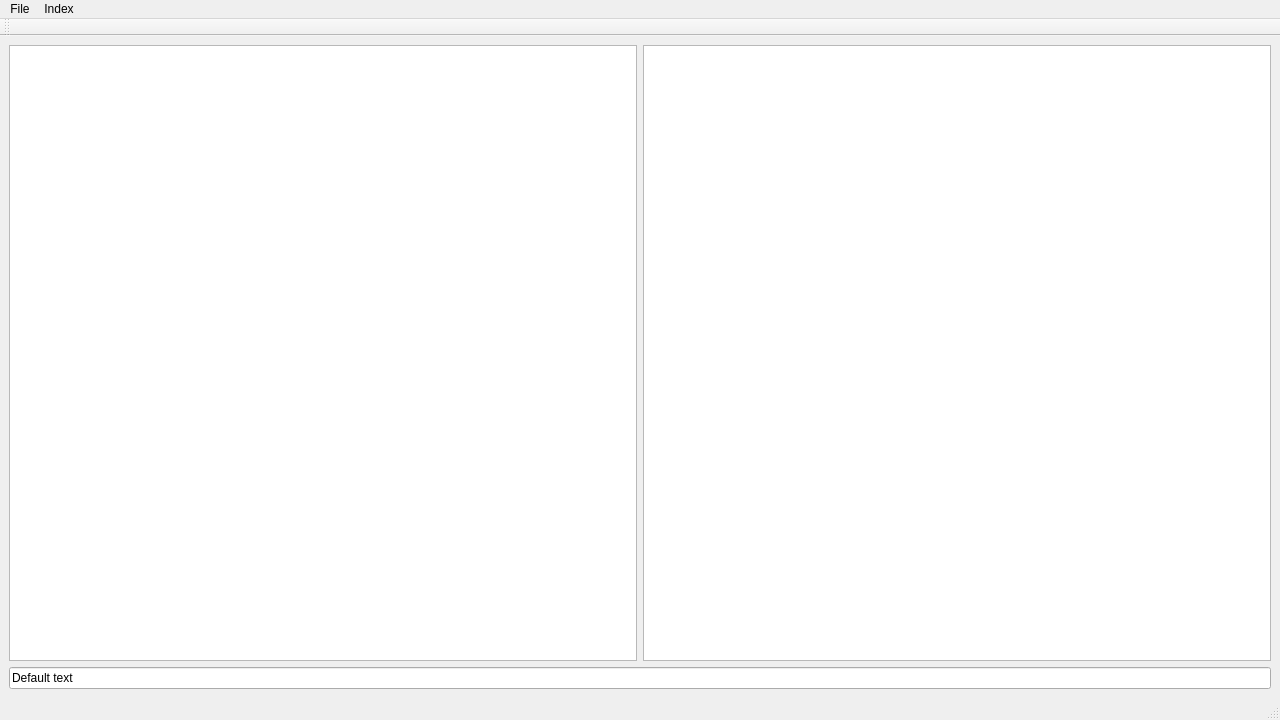
Roflincopter/dmp, file dmp-client/dmp_client_gui.ui: the form before one commit.
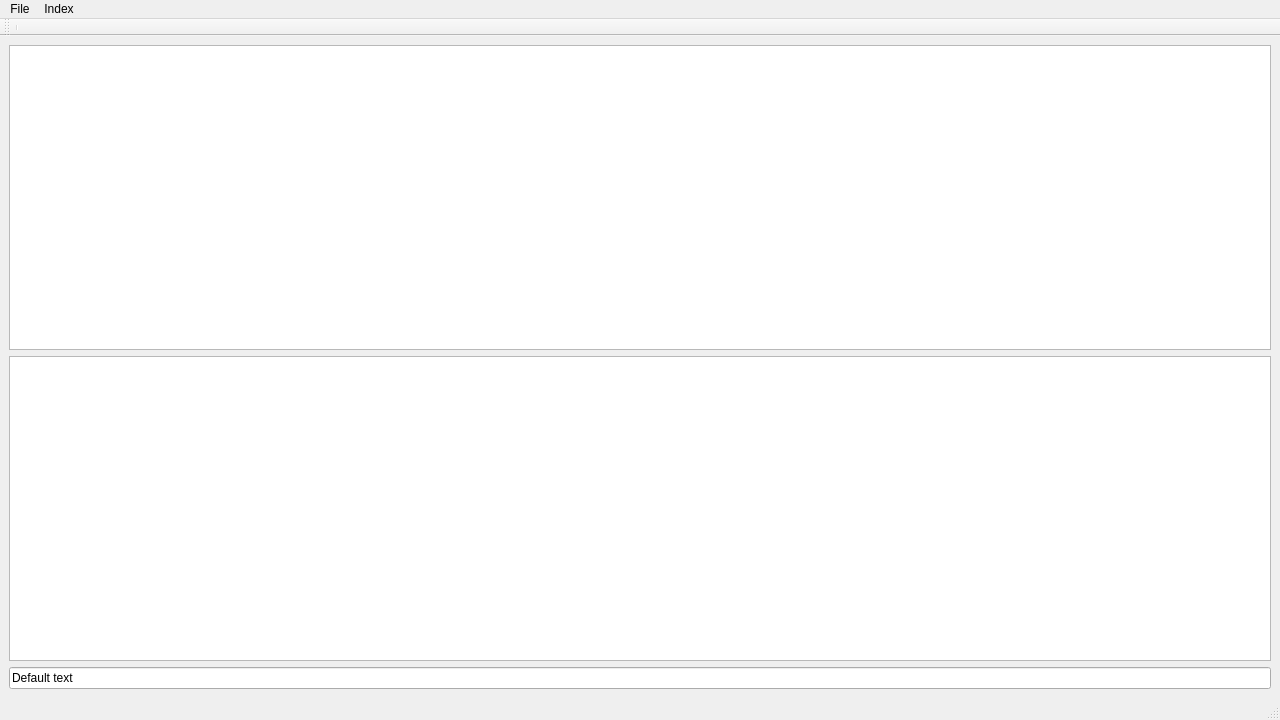
The form after the commit.

Commit message:
Created a Custom QTableModel to view SearchResults.
Also removed the need for callbacks to reinitiate the listen for requests.
Added some function to access fusion members at runtime.

What changed in the file:
```diff
--- a/dmp-client/dmp_client_gui.ui
+++ b/dmp-client/dmp_client_gui.ui
@@ -14,16 +14,33 @@
    <string>MainWindow</string>
   </property>
   <widget class="QWidget" name="centralwidget">
-   <layout class="QHBoxLayout" name="horizontalLayout">
+   <layout class="QVBoxLayout" name="verticalLayout">
     <item>
      <layout class="QVBoxLayout" name="verticalLayout_3">
       <item>
-       <layout class="QHBoxLayout" name="horizontalLayout_6">
+       <layout class="QVBoxLayout" name="verticalLayout_2">
         <item>
-         <widget class="QTableView" name="search_result"/>
+         <widget class="QTableView" name="search_result">
+          <property name="editTriggers">
+           <set>QAbstractItemView::NoEditTriggers</set>
+          </property>
+          <property name="selectionMode">
+           <enum>QAbstractItemView::SingleSelection</enum>
+          </property>
+          <property name="selectionBehavior">
+           <enum>QAbstractItemView::SelectRows</enum>
+          </property>
+          <attribute name="horizontalHeaderStretchLastSection">
+           <bool>true</bool>
+          </attribute>
+         </widget>
         </item>
         <item>
-         <widget class="QTreeView" name="playlist"/>
+         <widget class="QTreeView" name="playlist">
+          <property name="editTriggers">
+           <set>QAbstractItemView::NoEditTriggers</set>
+          </property>
+         </widget>
         </item>
        </layout>
       </item>
@@ -73,6 +90,7 @@
    <attribute name="toolBarBreak">
     <bool>false</bool>
    </attribute>
+   <addaction name="separator"/>
   </widget>
   <action name="actionExit">
    <property name="text">
```
The commit also changes 17 other files.
